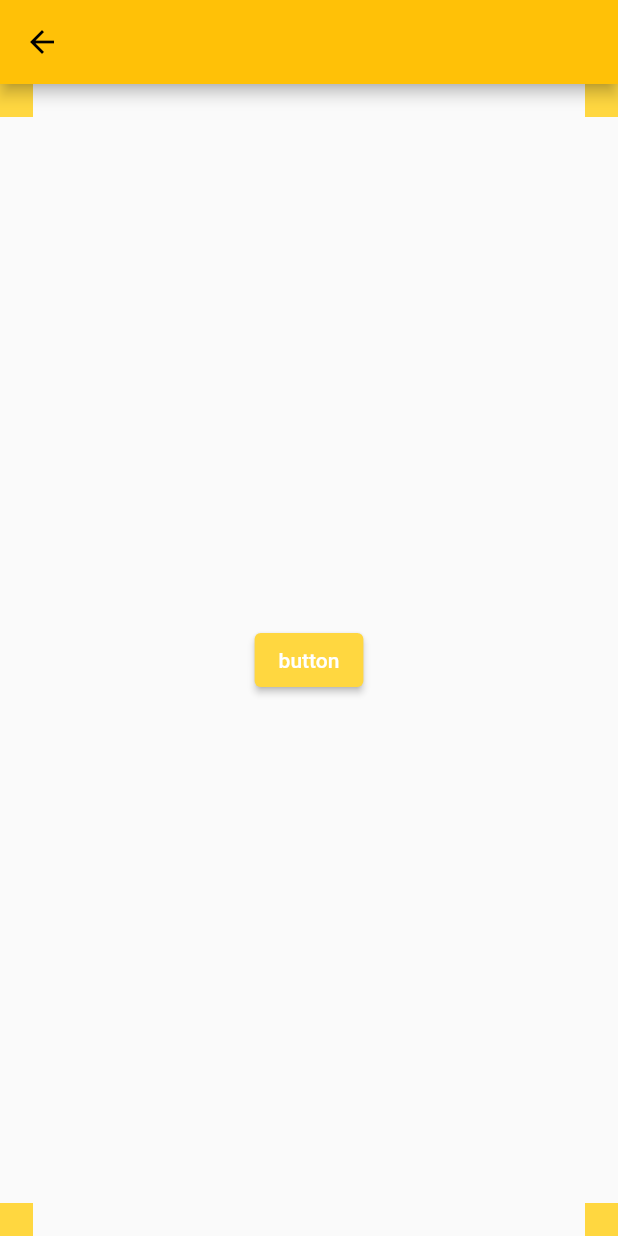
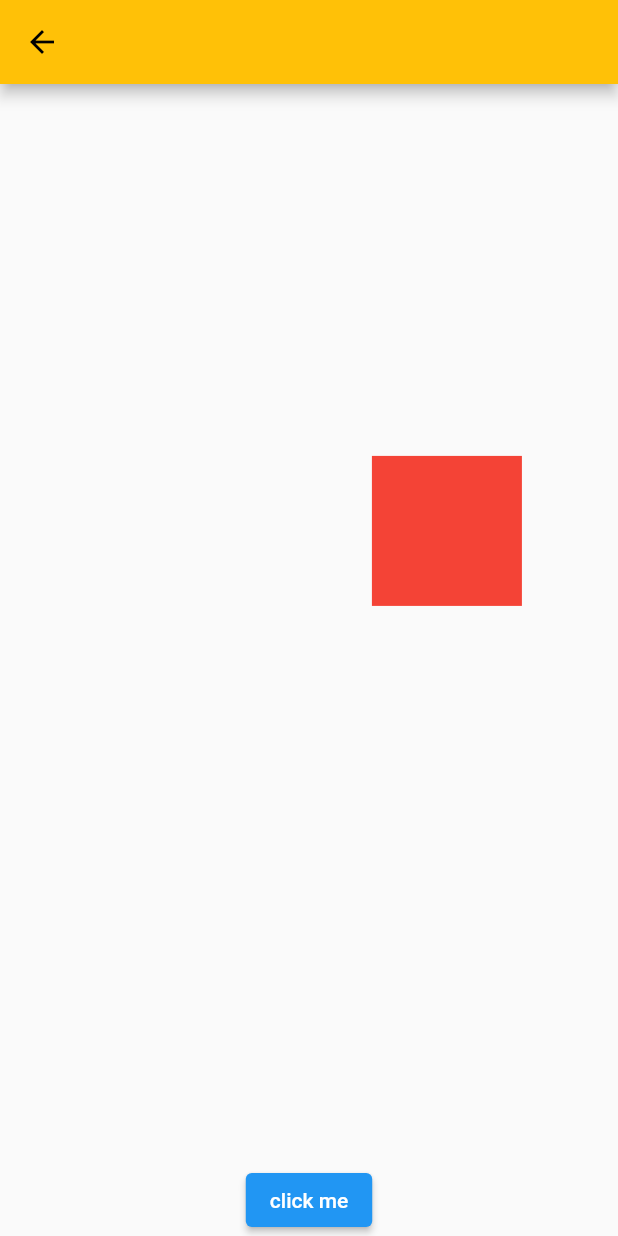
Before and after one commit to mohibraja1/news_app, a Flutter app: the screen it shows after launch, after a tap on "AnimatedAlignScreen App", on a phone screen of 412 x 824 dp. Run offline on Flutter 3.47's test engine with Material 2 defaults, Android fonts, the phone set to English and light mode, and no system bars; our stand-ins replace firebase_auth, firebase_core, firebase_database, firebase_storage, fluttertoast, image_picker and 1 more; missing offline and left inert: date_time_format; accounts and stored records are empty; network calls fail.

Commit message:
animation commit animation controller

```diff
--- a/news_app/lib/ui/TempHome.dart
+++ b/news_app/lib/ui/TempHome.dart
@@ -1,10 +1,14 @@
-
-
 import 'package:flutter/cupertino.dart';
 import 'package:flutter/material.dart';
 import 'package:news_app/blocs/BaseBlock.dart';
-import 'package:news_app/ui/AnimScreen.dart';
+import 'package:news_app/ui/anims/AnimPositionedScreen.dart';
+import 'package:news_app/ui/anims/AnimScreen.dart';
 import 'package:news_app/ui/NewsListhome.dart';
+
+import 'anims/Anim4.dart';
+import 'anims/Anim5.dart';
+import 'anims/AnimController6.dart';
+import 'anims/AnimController.dart';
 
 
 class TempHome extends StatelessWidget{
@@ -18,7 +22,7 @@ class TempHome extends StatelessWidget{
       body: Container(
         child:  ListView(
           children: [
-            Padding(padding: EdgeInsets.all(10)),
+            Padding(padding: EdgeInsets.all(5)),
 
             Center(
               widthFactor: 100,
@@ -34,14 +38,59 @@ class TempHome extends StatelessWidget{
               ),
             ),
 
-            Padding(padding: EdgeInsets.all(10)),
+            Padding(padding: EdgeInsets.all(5)),
             Center(
               widthFactor: 100,
               child: ElevatedButton(
                 onPressed: () {
-                  bloc.navigateNext(AnimatedAlignScreen());
+                  bloc.navigateNext(PageAnimation());
                 },
                 child: Text('AnimatedAlignScreen App'),
+                style: ElevatedButton.styleFrom(
+                  primary: Colors.amber,
+                  padding: EdgeInsets.all(20), // Set padding
+                ),
+              ),
+            ),
+            Padding(padding: EdgeInsets.all(5)),
+            Center(
+              widthFactor: 100,
+              child: ElevatedButton(
+                onPressed: () {
+                  bloc.navigateNext(AnimatedPositionedScreen());
+                },
+                child: Text('AnimatedPositioned App'),
+                style: ElevatedButton.styleFrom(
+                  primary: Colors.amber,
+                  padding: EdgeInsets.all(20), // Set padding
+                ),
+              ),
+            ),
+
+            Padding(padding: EdgeInsets.all(5)),
+            Center(
+              widthFactor: 100,
+              child: ElevatedButton(
+                onPressed: () {
+                  bloc.navigateNext(Page1());
+                },
+                child: Text('Anim4 App'),
+                style: ElevatedButton.styleFrom(
+                  primary: Colors.amber,
+                  padding: EdgeInsets.all(20), // Set padding
+                ),
+              ),
+            ),
+
+
+            Padding(padding: EdgeInsets.all(5)),
+            Center(
+              widthFactor: 100,
+              child: ElevatedButton(
+                onPressed: () {
+                  bloc.navigateNext(Anim6());
+                },
+                child: Text('Anim6 App'),
                 style: ElevatedButton.styleFrom(
                   primary: Colors.amber,
                   padding: EdgeInsets.all(20), // Set padding
@@ -52,6 +101,5 @@ class TempHome extends StatelessWidget{
         ),
       ),
     );
-
   }
 }
--- /dev/null
+++ b/news_app/lib/ui/anims/AnimController.dart
@@ -0,0 +1,80 @@
+import 'package:flutter/cupertino.dart';
+import 'package:flutter/material.dart';
+
+class PageAnimation extends StatefulWidget {
+  @override
+  PageAnimationState createState() => PageAnimationState();
+}
+
+class PageAnimationState extends State<PageAnimation> with SingleTickerProviderStateMixin {
+  late AnimationController controller;
+  late Animation animation;
+  bool _isRunning = false;
+
+  @override
+  void initState() {
+    super.initState();
+
+    controller = AnimationController(
+      // animate 0 to 1 over duration specified
+        duration: Duration(seconds: 3),
+        vsync: this);
+
+    animation = Tween<double>(begin: 0, end: 250).animate(
+        new CurvedAnimation(parent: controller, curve: Curves.bounceOut))
+      ..addListener(() {
+        print('controller value is = ${controller.value}');
+        setState(() {});
+      });
+
+    controller.forward(from: 0);
+    _isRunning = true;
+  }
+
+  @override
+  void dispose() {
+    controller.dispose();
+    super.dispose();
+  }
+
+  @override
+  Widget build(BuildContext context) {
+    final md = MediaQuery.of(context);
+    final maxWidth = md.size.width - (md.viewInsets.left + md.viewInsets.right);
+    final maxHeight = md.size.height -
+        (md.viewInsets.top + md.viewInsets.bottom);
+    final startPos = 0.0;
+    final itemHeight = 100.0;
+    return Scaffold(
+        appBar: AppBar(),
+        body: Builder(
+            builder: (builderContext) {
+              final endPos = maxHeight - (itemHeight + (Scaffold
+                  .of(builderContext)
+                  .appBarMaxHeight ?? 0.0));
+
+              return Stack(
+                children: [
+                  Positioned(
+                    left: animation.value,
+                    top: animation.value,
+                    child: Container(
+                        width: itemHeight, height: itemHeight, color: Colors.red),
+                  ),
+                  Container(
+                    alignment: Alignment.bottomCenter,
+                    child: ElevatedButton(onPressed: () {
+                      if (controller.isAnimating) {
+                        controller.stop();
+                      } else {
+                        controller.forward(from: 0);
+                      }
+                    }, child: Text('click me')),
+                  ),
+
+                ],
+
+              );
+            }));
+  }
+}
```
Also changed, not shown: news_app/lib/ui/anims/Anim4.dart (added, +92 -0 lines), news_app/lib/ui/anims/Anim5.dart (added, +48 -0 lines), news_app/lib/ui/anims/AnimController6.dart (added, +133 -0 lines), news_app/lib/ui/anims/AnimPositionedScreen.dart (added, +96 -0 lines), news_app/lib/ui/anims/AnimScreen.dart (renamed from news_app/lib/ui/AnimScreen.dart).
